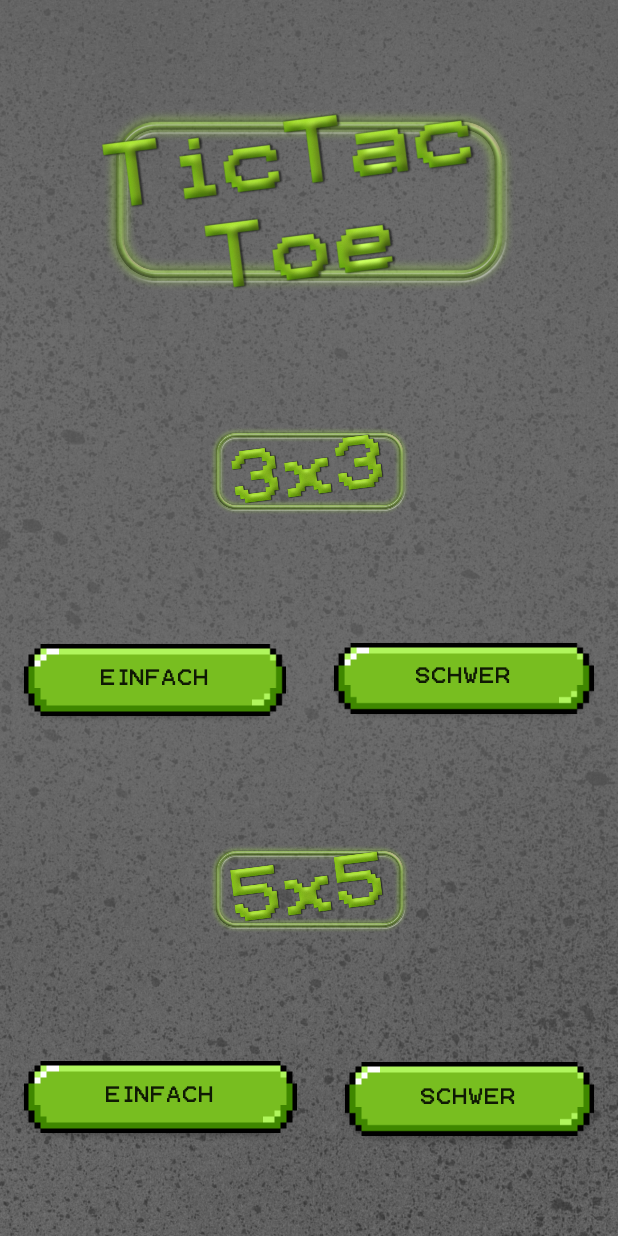
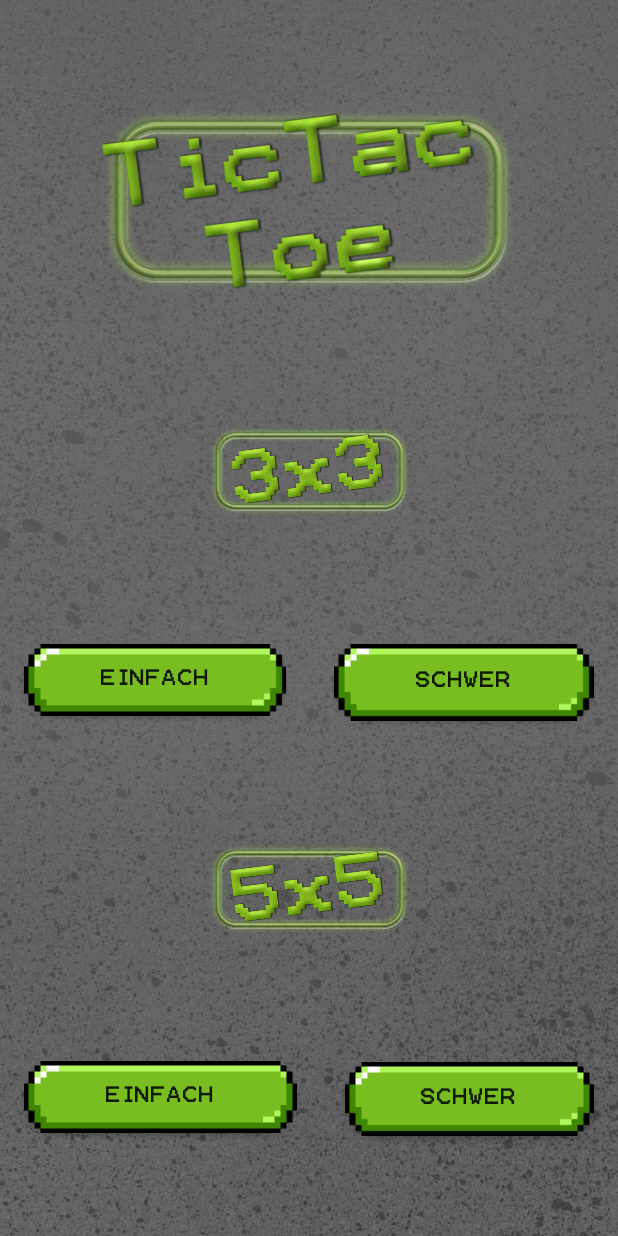
Before and after one commit to JuliaMWeber/teamD, an Android app: the StartTicTacToeActivity screen opened directly, with no data from a screen before it, on a phone screen of 412 x 824 dp. Run offline under Robolectric (Android 15) with nearby library versions, the phone set to English and light mode, and no system bars.

Commit message:
TTT Layout

```diff
--- a/app/src/main/res/layout/activity_start_tic_tac_toe.xml
+++ b/app/src/main/res/layout/activity_start_tic_tac_toe.xml
@@ -53,7 +53,7 @@
   <Button
       android:id="@+id/hardButton"
       android:layout_width="173dp"
-      android:layout_height="47dp"
+      android:layout_height="51dp"
       android:layout_marginStart="16dp"
       android:layout_marginTop="16dp"
       android:layout_marginEnd="16dp"
@@ -64,7 +64,7 @@
       app:layout_constraintEnd_toEndOf="parent"
       app:layout_constraintStart_toEndOf="@+id/easyButton"
       app:layout_constraintTop_toBottomOf="@+id/imageView2"
-      app:layout_constraintVertical_bias="0.495"
+      app:layout_constraintVertical_bias="0.514"
       tools:ignore="MissingConstraints" />
 
   <ImageView
```
